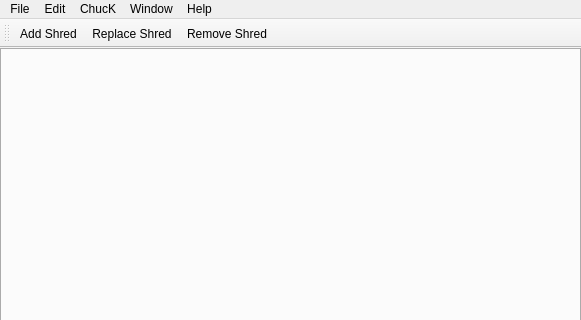
Qt form src/qt/mAMainWindow.ui (ccrma/miniAudicle) before a commit; both pictures show x 0 to 581 and y 0 to 320 of the 581 by 576 pixel window.
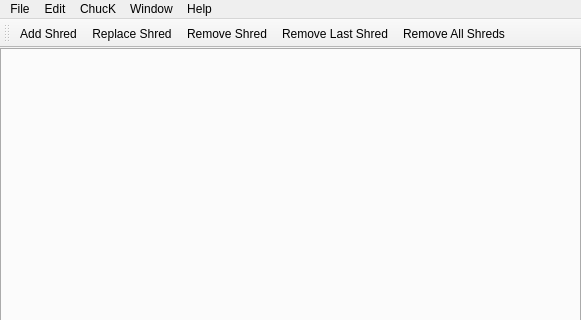
The same form after that commit. Icons and pictures are not drawn.

Commit message: removeall/removelast buttons

```diff
--- a/src/qt/mAMainWindow.ui
+++ b/src/qt/mAMainWindow.ui
@@ -151,6 +151,8 @@
    <addaction name="actionAdd_Shred"/>
    <addaction name="actionReplace_Shred"/>
    <addaction name="actionRemove_Shred"/>
+   <addaction name="actionRemove_Last_Shred"/>
+   <addaction name="actionRemove_All_Shreds"/>
   </widget>
   <widget class="QStatusBar" name="statusBar"/>
   <action name="actionNew">
```
The commit also changes 2 other files.
